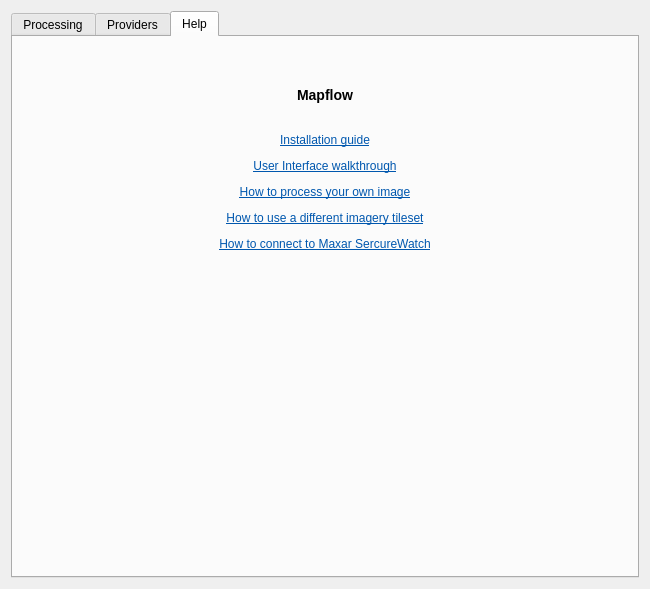
Before: the Qt Designer form mapflow/static/ui/main_dialog.ui in Geoalert/mapflow-qgis, drawn with Qt 5.
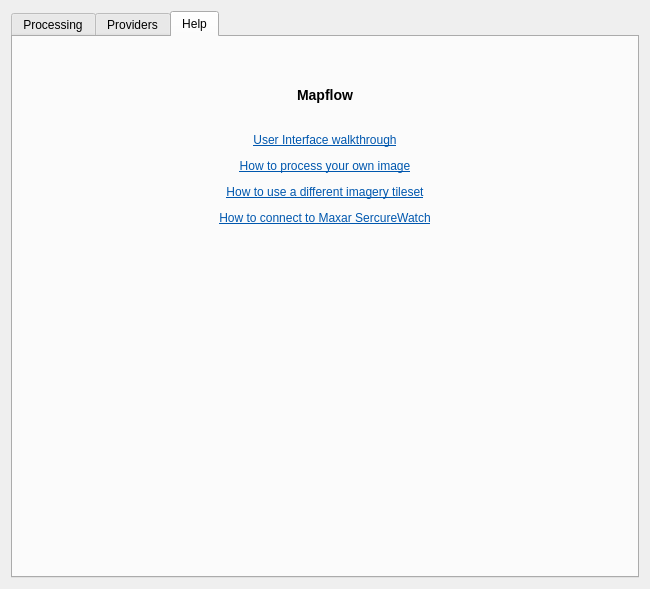
After: the same form once the commit is applied. The open tabs and pages were chosen to show the change. Custom widgets are drawn as their Qt base class.

Patch:
```diff
--- a/mapflow/static/ui/main_dialog.ui
+++ b/mapflow/static/ui/main_dialog.ui
@@ -759,7 +759,7 @@
        <item>
         <widget class="QLabel" name="help">
          <property name="text">
-          <string>&lt;html&gt;&lt;head/&gt;&lt;body&gt;&lt;h3 style=&quot; margin-top:30px; margin-bottom:30px; margin-left:30px; margin-right:30px; -qt-block-indent:0; text-indent:0px;&quot;&gt;&lt;span&gt;Mapflow&lt;/span&gt;&lt;/h3&gt;&lt;p align=&quot;center&quot;&gt;&lt;a href=&quot;https://docs.mapflow.ai/api/qgis_mapflow#how-to-install-the-plugin&quot;&gt;&lt;span style=&quot; text-decoration: underline; color:#0057ae;&quot;&gt;Installation guide&lt;/span&gt;&lt;/a&gt;&lt;/p&gt;&lt;p align=&quot;center&quot;&gt;&lt;a href=&quot;https://docs.mapflow.ai/api/qgis_mapflow#user-interface&quot;&gt;&lt;span style=&quot; text-decoration: underline; color:#0057ae;&quot;&gt;User Interface walkthrough&lt;/span&gt;&lt;/a&gt;&lt;/p&gt;&lt;p align=&quot;center&quot;&gt;&lt;a href=&quot;https://docs.mapflow.ai/api/qgis_mapflow#how-to-process-your-own-imagery&quot;&gt;&lt;span style=&quot; text-decoration: underline; color:#0057ae;&quot;&gt;How to process your own image&lt;/span&gt;&lt;/a&gt;&lt;/p&gt;&lt;p align=&quot;center&quot;&gt;&lt;a href=&quot;https://docs.mapflow.ai/api/qgis_mapflow#how-to-use-other-imagery-services&quot;&gt;&lt;span style=&quot; text-decoration: underline; color:#0057ae;&quot;&gt;How to use a different imagery tileset&lt;/span&gt;&lt;/a&gt;&lt;/p&gt;&lt;p align=&quot;center&quot;&gt;&lt;a href=&quot;https://docs.mapflow.ai/api/qgis_mapflow#how-to-connect-to-maxar-securewatch&quot;&gt;&lt;span style=&quot; text-decoration: underline; color:#0057ae;&quot;&gt;How to connect to Maxar SercureWatch&lt;/span&gt;&lt;/a&gt;&lt;/p&gt;&lt;/body&gt;&lt;/html&gt;</string>
+          <string>&lt;html&gt;&lt;head/&gt;&lt;body&gt;&lt;h3 style=&quot; margin-top:30px; margin-bottom:30px; margin-left:30px; margin-right:30px; -qt-block-indent:0; text-indent:0px;&quot;&gt;&lt;span&gt;Mapflow&lt;/span&gt;&lt;/h3&gt;&lt;p align=&quot;center&quot;&gt;&lt;a href=&quot;https://docs.mapflow.ai/api/qgis_mapflow#user-interface&quot;&gt;&lt;span style=&quot; text-decoration: underline; color:#0057ae;&quot;&gt;User Interface walkthrough&lt;/span&gt;&lt;/a&gt;&lt;/p&gt;&lt;p align=&quot;center&quot;&gt;&lt;a href=&quot;https://docs.mapflow.ai/api/qgis_mapflow#how-to-process-your-own-imagery&quot;&gt;&lt;span style=&quot; text-decoration: underline; color:#0057ae;&quot;&gt;How to process your own image&lt;/span&gt;&lt;/a&gt;&lt;/p&gt;&lt;p align=&quot;center&quot;&gt;&lt;a href=&quot;https://docs.mapflow.ai/api/qgis_mapflow#how-to-use-other-imagery-services&quot;&gt;&lt;span style=&quot; text-decoration: underline; color:#0057ae;&quot;&gt;How to use a different imagery tileset&lt;/span&gt;&lt;/a&gt;&lt;/p&gt;&lt;p align=&quot;center&quot;&gt;&lt;a href=&quot;https://docs.mapflow.ai/api/qgis_mapflow#how-to-connect-to-maxar-securewatch&quot;&gt;&lt;span style=&quot; text-decoration: underline; color:#0057ae;&quot;&gt;How to connect to Maxar SercureWatch&lt;/span&gt;&lt;/a&gt;&lt;/p&gt;&lt;/body&gt;&lt;/html&gt;</string>
          </property>
          <property name="alignment">
           <set>Qt::AlignHCenter|Qt::AlignTop</set>
```
Left out of the diff: 2 changed lines with no effect on the pictures.
